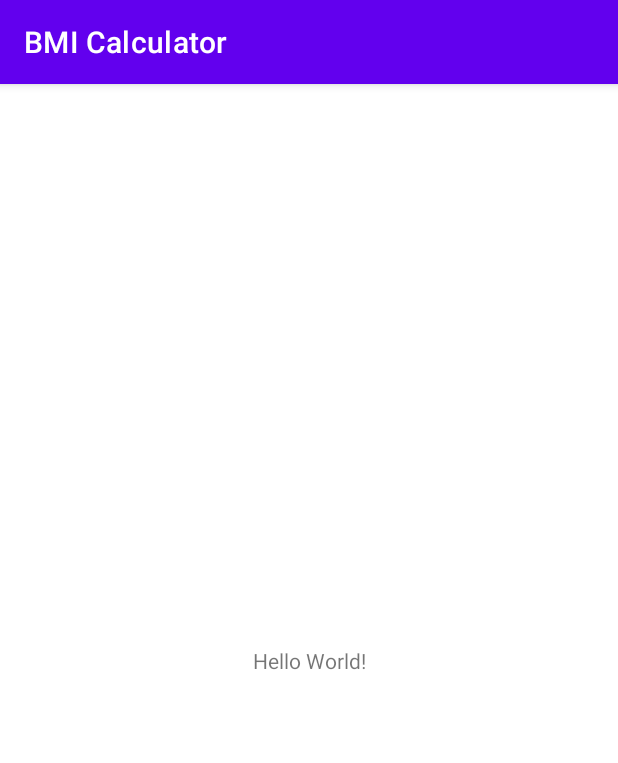
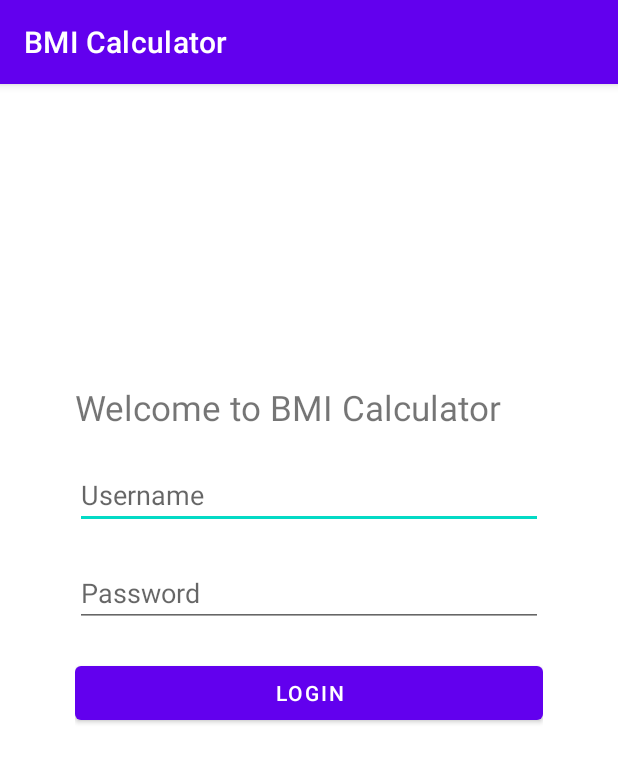
Before and after one commit to ivansukma/Tugas-PAM-Intent, an Android app: the screen it shows after launch (MainActivity), on a phone screen of 412 x 824 dp. Shown: the top 763 px of the screen. Run offline under Robolectric (Android 15) with nearby library versions, the phone set to English and light mode, and no system bars.

Commit message:
Add login function

```diff
--- a/bmicalculator/app/src/main/AndroidManifest.xml
+++ b/bmicalculator/app/src/main/AndroidManifest.xml
@@ -1,6 +1,8 @@
 <?xml version="1.0" encoding="utf-8"?>
 <manifest xmlns:android="http://schemas.android.com/apk/res/android"
     package="com.ftiuksw.bmicalculator">
+    <uses-permission android:name="android.permission.READ_EXTERNAL_STORAGE"/>
+    <uses-permission android:name="android.permission.WRITE_EXTERNAL_STORAGE" />
 
     <application
         android:allowBackup="true"
--- /dev/null
+++ b/bmicalculator/app/src/main/assets/user.txt
@@ -0,0 +1 @@
+jessi=12345,bagas=12345,ivan=12345
--- a/bmicalculator/app/src/main/java/com/ftiuksw/bmicalculator/CalculatorActivity.java
+++ b/bmicalculator/app/src/main/java/com/ftiuksw/bmicalculator/CalculatorActivity.java
@@ -14,6 +14,7 @@ public class CalculatorActivity extends AppCompatActivity implements View.OnClic
     private EditText edtTinggi;
     private Button btnHitung;
     private TextView tvHasil;
+    private TextView welcome_user;
 
     @Override
     protected void onCreate(Bundle savedInstanceState) {
@@ -24,6 +25,10 @@ public class CalculatorActivity extends AppCompatActivity implements View.OnClic
         edtTinggi = findViewById(R.id.edt_tinggi);
         btnHitung = findViewById(R.id.btn_hitung);
         tvHasil = findViewById(R.id.tv_hasil);
+        welcome_user = findViewById(R.id.welcome_user);
+
+        String welcome_message = "Welcome, " + getIntent().getStringExtra("username") + " :) ";
+        welcome_user.setText(welcome_message);
 
         btnHitung.setOnClickListener(this);
     }
--- /dev/null
+++ b/bmicalculator/app/src/main/res/layout/activity_login.xml
@@ -0,0 +1,46 @@
+<?xml version="1.0" encoding="utf-8"?>
+<LinearLayout xmlns:android="http://schemas.android.com/apk/res/android"
+    xmlns:app="http://schemas.android.com/apk/res-auto"
+    xmlns:tools="http://schemas.android.com/tools"
+    tools:ignore="LabelFor"
+    android:layout_width="match_parent"
+    android:layout_height="match_parent"
+    android:orientation="vertical"
+    android:padding="50dp"
+    tools:context=".MainActivity">
+
+    <TextView
+        android:id="@+id/textView"
+        android:layout_width="357dp"
+        android:layout_height="wrap_content"
+        android:layout_marginTop="150dp"
+        android:padding="0dp"
+        android:text="@string/welcome"
+        android:textSize="23sp" />
+
+    <EditText
+        android:id="@+id/username"
+        android:layout_width="match_parent"
+        android:layout_height="wrap_content"
+        android:ems="10"
+        android:layout_marginTop="20dp"
+        android:inputType="textPersonName"
+        android:hint="@string/input_username" />
+
+    <EditText
+        android:id="@+id/password"
+        android:layout_width="match_parent"
+        android:layout_height="wrap_content"
+        android:ems="10"
+        android:layout_marginTop="20dp"
+        android:inputType="textPassword"
+        android:hint="@string/input_password"  />
+
+    <Button
+        android:id="@+id/login_button"
+        android:layout_width="match_parent"
+        android:layout_height="wrap_content"
+        android:layout_marginTop="20dp"
+        android:text="@string/button_login" />
+
+</LinearLayout>
--- a/bmicalculator/app/src/main/res/layout/activity_main.xml
+++ /dev/null
@@ -1,18 +0,0 @@
-<?xml version="1.0" encoding="utf-8"?>
-<androidx.constraintlayout.widget.ConstraintLayout xmlns:android="http://schemas.android.com/apk/res/android"
-    xmlns:app="http://schemas.android.com/apk/res-auto"
-    xmlns:tools="http://schemas.android.com/tools"
-    android:layout_width="match_parent"
-    android:layout_height="match_parent"
-    tools:context=".MainActivity">
-
-    <TextView
-        android:layout_width="wrap_content"
-        android:layout_height="wrap_content"
-        android:text="Hello World!"
-        app:layout_constraintBottom_toBottomOf="parent"
-        app:layout_constraintLeft_toLeftOf="parent"
-        app:layout_constraintRight_toRightOf="parent"
-        app:layout_constraintTop_toTopOf="parent" />
-
-</androidx.constraintlayout.widget.ConstraintLayout>
--- a/bmicalculator/app/src/main/res/values/strings.xml
+++ b/bmicalculator/app/src/main/res/values/strings.xml
@@ -1,7 +1,13 @@
 <resources>
+<!--    Calculator page -->
     <string name="app_name">BMI Calculator</string>
     <string name="form_berat_badan">Berat Badan Anda : (kg)</string>
     <string name="form_tinggi_badan">Tinggi Badan Anda : (cm)</string>
-    <string name="form_button_hitung">Hitung IBM Anda</string>
+    <string name="form_button_hitung">Hitung BMI Anda</string>
     <string name="form_hasil">...</string>
+<!--    Login page -->
+    <string name="welcome">Welcome to BMI Calculator</string>
+    <string name="input_username">Username</string>
+    <string name="input_password">Password</string>
+    <string name="button_login">Login</string>
 </resources>
```
Also changed, not shown: bmicalculator/app/src/main/java/com/ftiuksw/bmicalculator/MainActivity.java (+70 -1 lines), bmicalculator/app/src/main/res/layout/activity_calculator.xml (+12 -0 lines).
